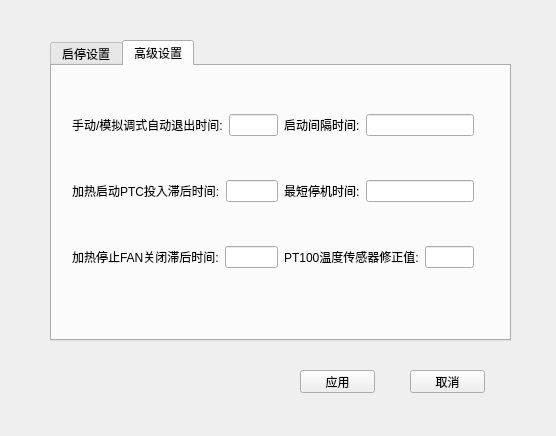
Old version of the form cheaterparametersettings.ui in the repository samier958/heaterClient.
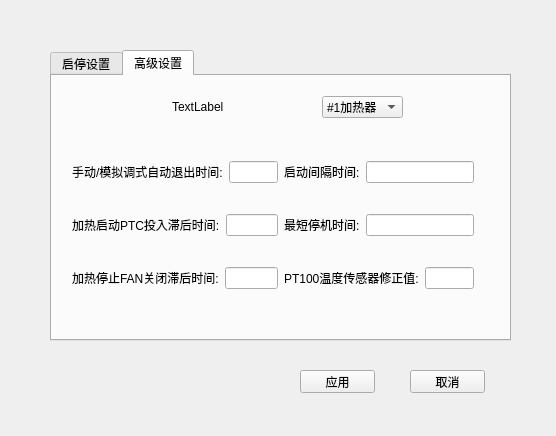
New version of the form. The open tabs and pages were chosen to show the change.

Diff of the .ui file:
```diff
--- a/cheaterparametersettings.ui
+++ b/cheaterparametersettings.ui
@@ -17,9 +17,9 @@
    <property name="geometry">
     <rect>
      <x>50</x>
-     <y>40</y>
+     <y>50</y>
      <width>461</width>
-     <height>301</height>
+     <height>291</height>
     </rect>
    </property>
    <property name="currentIndex">
@@ -170,9 +170,9 @@
      <property name="geometry">
       <rect>
        <x>20</x>
-       <y>10</y>
+       <y>60</y>
        <width>402</width>
-       <height>231</height>
+       <height>181</height>
       </rect>
      </property>
      <layout class="QHBoxLayout" name="horizontalLayout_11">
@@ -227,42 +227,42 @@
         <item>
          <layout class="QHBoxLayout" name="horizontalLayout_8">
           <item>
-           <widget class="QLabel" name="startInterval">
+           <widget class="QLabel" name="label_8">
             <property name="text">
              <string>启动间隔时间:</string>
             </property>
            </widget>
           </item>
           <item>
-           <widget class="QLineEdit" name="lineEdit_8"/>
+           <widget class="QLineEdit" name="startInterval"/>
           </item>
          </layout>
         </item>
         <item>
          <layout class="QHBoxLayout" name="horizontalLayout_9">
           <item>
-           <widget class="QLabel" name="minimumDowntime">
+           <widget class="QLabel" name="label_9">
             <property name="text">
              <string>最短停机时间:</string>
             </property>
            </widget>
           </item>
           <item>
-           <widget class="QLineEdit" name="lineEdit_9"/>
+           <widget class="QLineEdit" name="minimumDowntime"/>
           </item>
          </layout>
         </item>
         <item>
          <layout class="QHBoxLayout" name="horizontalLayout_10">
           <item>
-           <widget class="QLabel" name="PT100TempSensorOffset">
+           <widget class="QLabel" name="PT100TempSensorOffset_10">
             <property name="text">
              <string>PT100温度传感器修正值:</string>
             </property>
            </widget>
           </item>
           <item>
-           <widget class="QLineEdit" name="lineEdit_10"/>
+           <widget class="QLineEdit" name="PT100TempSensorOffset"/>
           </item>
          </layout>
         </item>
@@ -270,6 +270,67 @@
       </item>
      </layout>
     </widget>
+    <widget class="QWidget" name="layoutWidget_3">
+     <property name="geometry">
+      <rect>
+       <x>120</x>
+       <y>20</y>
+       <width>231</width>
+       <height>22</height>
+      </rect>
+     </property>
+     <layout class="QHBoxLayout" name="horizontalLayout_13">
+      <item>
+       <widget class="QLabel" name="label_11">
+        <property name="text">
+         <string>TextLabel</string>
+        </property>
+       </widget>
+      </item>
+      <item>
+       <spacer name="horizontalSpacer_2">
+        <property name="orientation">
+         <enum>Qt::Horizontal</enum>
+        </property>
+        <property name="sizeHint" stdset="0">
+         <size>
+          <width>40</width>
+          <height>20</height>
+         </size>
+        </property>
+       </spacer>
+      </item>
+      <item>
+       <widget class="QComboBox" name="comboBox_2">
+        <item>
+         <property name="text">
+          <string>#1加热器</string>
+         </property>
+        </item>
+        <item>
+         <property name="text">
+          <string>#2加热器</string>
+         </property>
+        </item>
+        <item>
+         <property name="text">
+          <string>#3加热器</string>
+         </property>
+        </item>
+        <item>
+         <property name="text">
+          <string>#4加热器</string>
+         </property>
+        </item>
+        <item>
+         <property name="text">
+          <string>#5加热器</string>
+         </property>
+        </item>
+       </widget>
+      </item>
+     </layout>
+    </widget>
    </widget>
   </widget>
   <widget class="QPushButton" name="apply">
```
Left out of the diff: 63 changed lines with no effect on the pictures.
